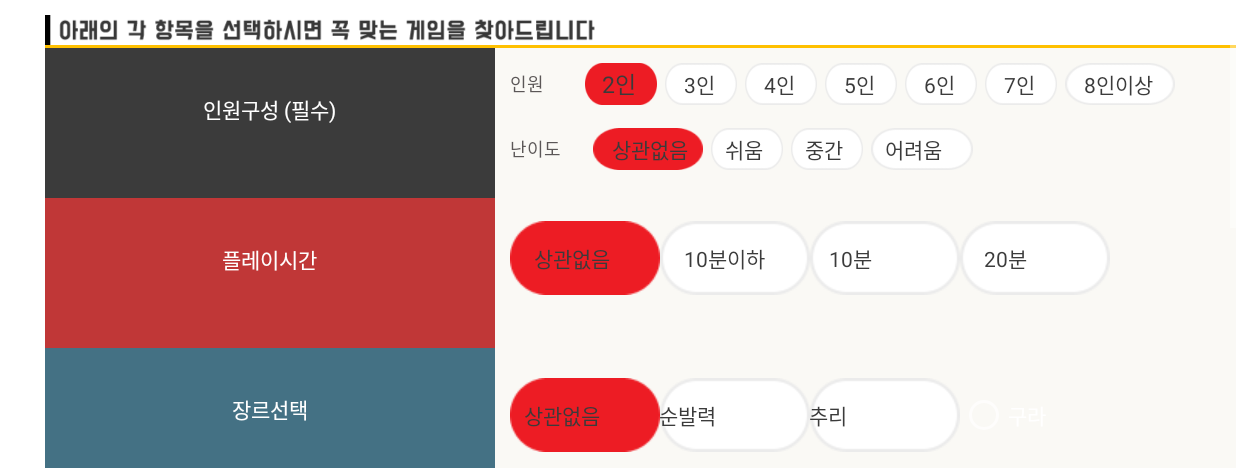
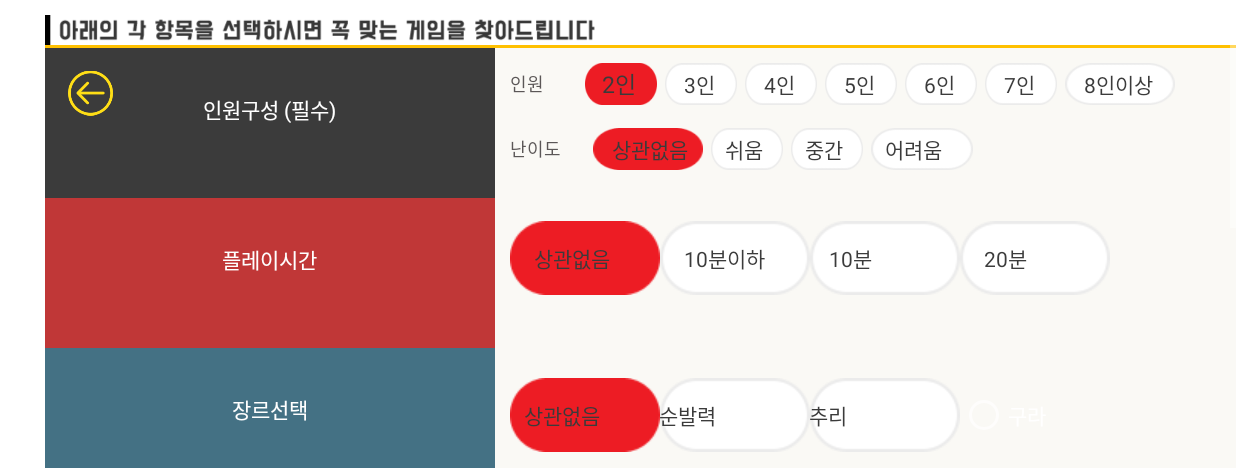
Before and after one commit to chiopasta/funny, an Android app: the SearchActivity screen opened directly, with no data from a screen before it, on a phone screen of 824 x 412 dp (held sideways), the part 150-618 px from its top. Run offline under Robolectric (Android 15) with nearby library versions, the phone set to English and light mode, and no system bars; our stand-ins replace Room's generated code.

Commit message:
게임검색 백버튼

```diff
--- a/app/src/main/java/com/bitxflow/funny/biz/search/SearchActivity.kt
+++ b/app/src/main/java/com/bitxflow/funny/biz/search/SearchActivity.kt
@@ -103,6 +103,11 @@ class SearchActivity : AppCompatActivity() {
         header.setOnClickListener {
             it.hideKeyboard()
         }
+
+        search_back_bt.setOnClickListener {
+            finish()
+        }
+
         search_bt.setOnClickListener {
 
             it.hideKeyboard()
--- a/app/src/main/res/layout/search_header.xml
+++ b/app/src/main/res/layout/search_header.xml
@@ -51,6 +51,13 @@
                 android:fontFamily="@font/bmdo"
                 android:text="인원구성 (필수)"
                 android:textColor="#ffffff"></TextView>
+
+            <ImageView
+                android:layout_marginLeft="15dp"
+                android:id="@+id/search_back_bt"
+                android:src="@drawable/backarrow"
+                android:layout_width="30dp"
+                android:layout_height="60dp"></ImageView>
 
         </RelativeLayout>
 
```
